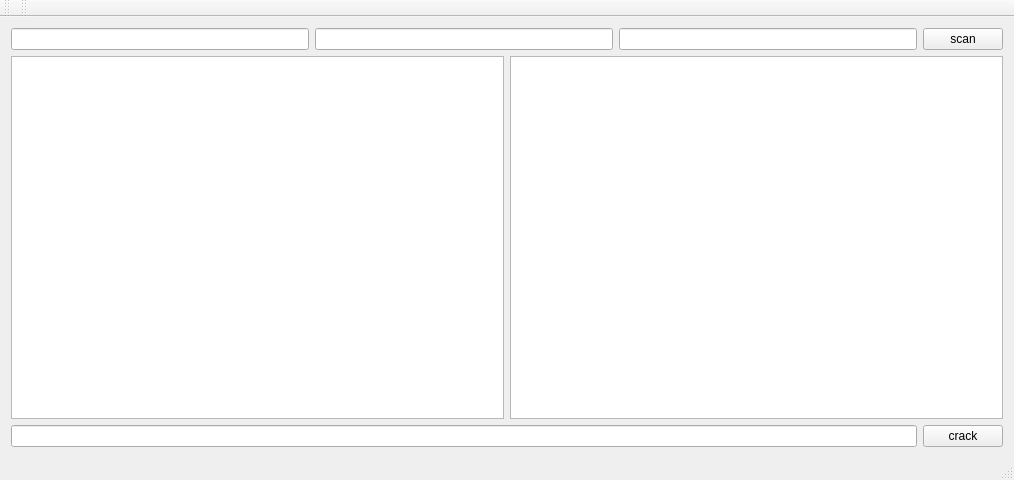
Old version of the form wificrack/mainwindow.ui in the repository xiangshuijiao/wificrack.
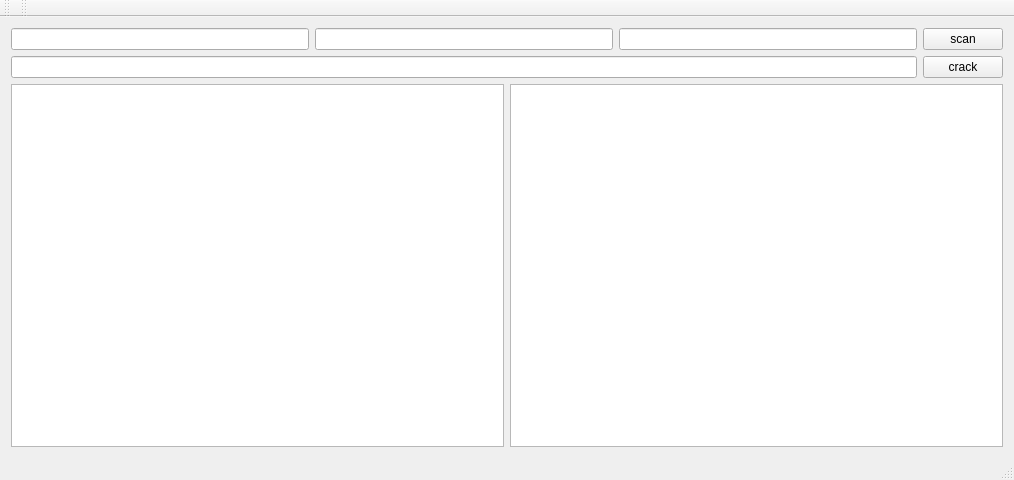
New version of the form.

Commit message: station.txt、show.txt的显示已经完成了，还剩下handshake

```diff
--- a/wificrack/mainwindow.ui
+++ b/wificrack/mainwindow.ui
@@ -50,20 +50,6 @@
         </item>
        </layout>
       </item>
-      <item>
-       <layout class="QHBoxLayout" name="horizontalLayout_2">
-        <item>
-         <widget class="QTextEdit" name="textEdit_AP"/>
-        </item>
-        <item>
-         <widget class="QTextEdit" name="textEdit_STATION">
-          <property name="placeholderText">
-           <string notr="true"/>
-          </property>
-         </widget>
-        </item>
-       </layout>
-      </item>
       <item>
        <layout class="QHBoxLayout" name="horizontalLayout">
         <item>
@@ -84,6 +70,20 @@
         </item>
        </layout>
       </item>
+      <item>
+       <layout class="QHBoxLayout" name="horizontalLayout_2">
+        <item>
+         <widget class="QTextEdit" name="textEdit_AP"/>
+        </item>
+        <item>
+         <widget class="QTextEdit" name="textEdit_STATION">
+          <property name="placeholderText">
+           <string notr="true"/>
+          </property>
+         </widget>
+        </item>
+       </layout>
+      </item>
      </layout>
     </item>
    </layout>
```
The commit also changes 2 other files.
